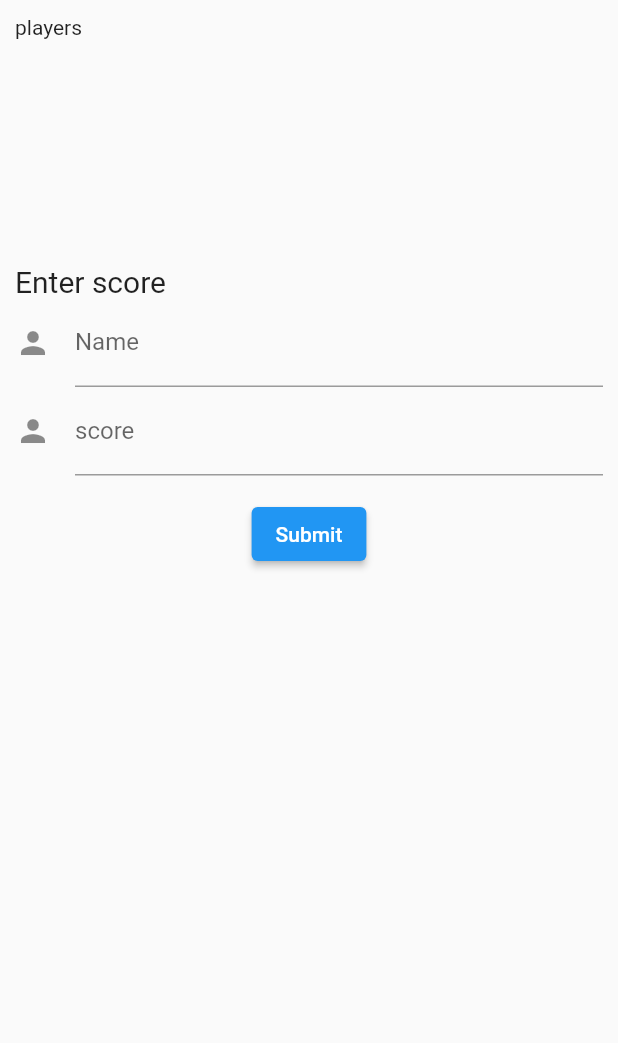
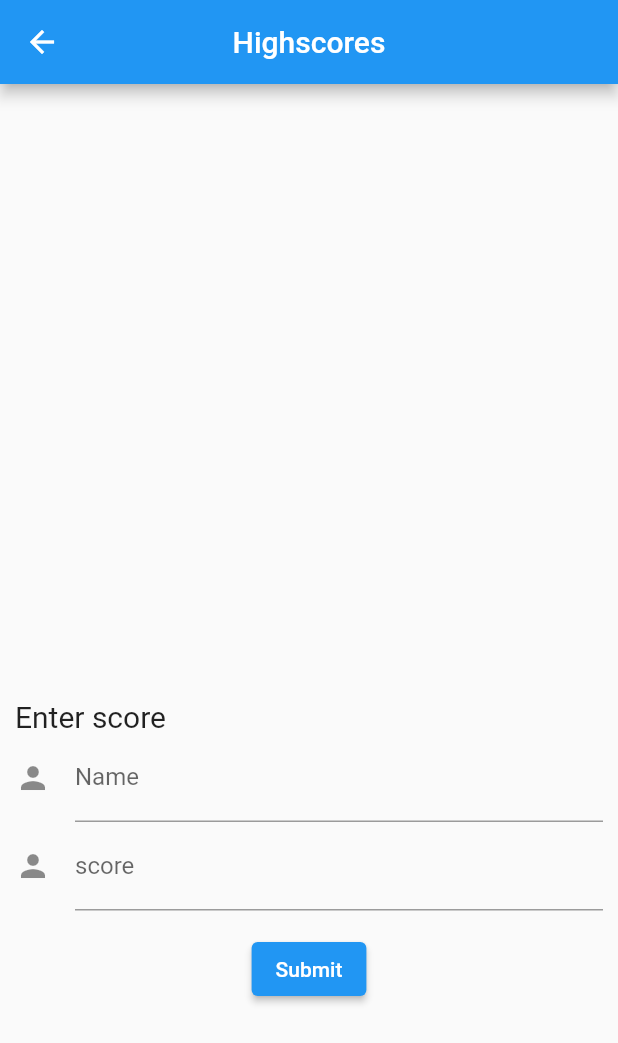
Before and after one commit to gu-tig169-ht21/grupp7, a Flutter app: the screen it shows once a user with an empty profile is signed in, after a tap on "See score", on a phone screen of 412 x 824 dp. Shown: the top 1043 px of the screen. Run offline on Flutter 3.47's test engine with Material 2 defaults, Android fonts, the phone set to English and light mode, and no system bars; our stand-ins replace cloud_firestore, firebase_auth, firebase_core; accounts and stored records are empty; network calls fail.

Commit message:
backup1
Co-authored-by: gusbacte <teoback@users.noreply.github.com>
Co-authored-by: gusfrenal <gusfrenal@users.noreply.github.com>

```diff
--- a/lib/auth_firebase/sign_in.dart
+++ b/lib/auth_firebase/sign_in.dart
@@ -1,6 +1,8 @@
 import 'package:flutter/material.dart';
+import 'package:my_first_app/view/home_page.dart';
 import 'package:provider/provider.dart';
 import 'authentication_service.dart';
+import '../main.dart';
 
 class SignIn extends StatelessWidget {
   SignIn({Key? key}) : super(key: key);
@@ -9,19 +11,155 @@ class SignIn extends StatelessWidget {
 
   @override
   Widget build(BuildContext context) {
+//email field
+    final emailField = TextFormField(
+      autofocus: false,
+      controller: emailController,
+      keyboardType: TextInputType.emailAddress,
+      //vallidator: () {},
+      onSaved: (value) {
+        emailController.text = value!;
+      },
+      textInputAction: TextInputAction.next,
+      decoration: InputDecoration(
+        prefixIcon: const Icon(Icons.mail),
+        contentPadding: const EdgeInsets.fromLTRB(20, 15, 20, 15),
+        hintText: "Email",
+        border: OutlineInputBorder(
+          borderRadius: BorderRadius.circular(10),
+        ),
+      ),
+    );
+
+    final passwordField = TextFormField(
+      autofocus: false,
+      obscureText: true,
+      controller: passwordController,
+      keyboardType: TextInputType.emailAddress,
+      validator: (value) {
+        RegExp regex = new RegExp(r'^.{5,}&');
+        if (value!.isEmpty) {
+          return ("Password is required to login");
+        }
+        if (regex.hasMatch(value)) {
+          return ("Enter valid password");
+        }
+        return null;
+      },
+      onSaved: (value) {
+        passwordController.text = value!;
+      },
+      textInputAction: TextInputAction.done,
+      decoration: InputDecoration(
+        prefixIcon: const Icon(Icons.vpn_key),
+        contentPadding: const EdgeInsets.fromLTRB(20, 15, 20, 15),
+        hintText: "Password",
+        border: OutlineInputBorder(
+          borderRadius: BorderRadius.circular(10),
+        ),
+      ),
+    );
+
+    final loginButton = Material(
+        elevation: 5,
+        borderRadius: BorderRadius.circular(30),
+        color: Colors.redAccent,
+        child: MaterialButton(
+            padding: const EdgeInsets.fromLTRB(20, 15, 20, 15),
+            minWidth: MediaQuery.of(context).size.width,
+            onPressed: () {
+              context.read<AuthenticationService>().signIn(
+                    email: emailController.text.trim(),
+                    password: passwordController.text.trim(),
+                  );
+            },
+            child: const Text('Login',
+                textAlign: TextAlign.center,
+                style: TextStyle(
+                  fontSize: 20,
+                  color: Colors.white,
+                  fontWeight: FontWeight.bold,
+                ))));
+
+    return Scaffold(
+      backgroundColor: Colors.white,
+      body: Center(
+        child: SingleChildScrollView(
+          child: Container(
+            color: Colors.white,
+            padding: const EdgeInsets.all(36.0),
+            child: Column(
+              mainAxisAlignment: MainAxisAlignment.center,
+              crossAxisAlignment: CrossAxisAlignment.center,
+              children: <Widget>[
+                emailField,
+                SizedBox(height: 45),
+                passwordField,
+                SizedBox(height: 45),
+                loginButton,
+                SizedBox(height: 45),
+                Row(
+                    mainAxisAlignment: MainAxisAlignment.center,
+                    children: <Widget>[
+                      const Text('Dont have an account? '),
+                      GestureDetector(
+                        onTap: () {
+                          Navigator.push(
+                              context,
+                              MaterialPageRoute(
+                                  builder: (context) => const HomePage()));
+                        },
+                        child: const Text(
+                          "SignUp",
+                          style: TextStyle(
+                              color: Colors.redAccent,
+                              fontWeight: FontWeight.w600,
+                              fontSize: 15),
+                        ),
+                      ),
+                    ])
+              ],
+            ),
+          ),
+        ),
+      ),
+    );
+  }
+
+
+  }
+
+
+
+
+
+/*
+  @override
+  Widget build(BuildContext context) {
     return Scaffold(
       body: Column(children: [
+        SizedBox(
+          height: 45,
+        ),
         TextField(
           controller: emailController,
           decoration: InputDecoration(
-            labelText: 'Email',
-          ),
+              prefixIcon: Icon(Icons.mail),
+              contentPadding: const EdgeInsets.fromLTRB(20, 15, 20, 15),
+              labelText: 'Email',
+              border: OutlineInputBorder(
+                borderRadius: BorderRadius.circular(10),
+              )),
         ),
         TextField(
           controller: passwordController,
           decoration: InputDecoration(
-            labelText: 'Password',
-          ),
+              prefixIcon: Icon(Icons.vpn_key),
+              contentPadding: const EdgeInsets.fromLTRB(20, 15, 20, 15),
+              labelText: 'Password',
+              border: OutlineInputBorder(
+                borderRadius: BorderRadius.circular(10),
+              )),
         ),
         ElevatedButton(
           onPressed: () {
@@ -45,3 +183,6 @@ class SignIn extends StatelessWidget {
     );
   }
 }
+
+
+*/
--- a/lib/main.dart
+++ b/lib/main.dart
@@ -36,7 +36,7 @@ class MyApp extends StatelessWidget {
           primarySwatch: Colors.blue,
           visualDensity: VisualDensity.adaptivePlatformDensity,
         ),
-        home: AuthenticationWrapper(),
+        home: const AuthenticationWrapper(),
       ),
     );
   }
@@ -50,7 +50,7 @@ class AuthenticationWrapper extends StatelessWidget {
     final firebaseUser = context.watch<User?>();
 
     if (firebaseUser != null) {
-      return HomePage();
+      return const HomePage();
     }
     return SignIn();
   }
--- a/lib/view/result_view.dart
+++ b/lib/view/result_view.dart
@@ -4,6 +4,7 @@
 // import 'dart:io';
 import 'package:flutter/material.dart';
 import 'package:cloud_firestore/cloud_firestore.dart';
+import 'package:my_first_app/view/home_page.dart';
 
 class ScoreCard extends StatefulWidget {
   const ScoreCard({Key? key}) : super(key: key);
@@ -20,14 +21,17 @@ class _ScoreCardState extends State<ScoreCard> {
   @override
   Widget build(BuildContext context) {
     return Scaffold(
+      appBar: AppBar(
+        title: const Text('Highscores'),
+        centerTitle: true,
+      ),
       body: Padding(
         padding: const EdgeInsets.all(10.0),
         child: Column(
           crossAxisAlignment: CrossAxisAlignment.start,
           children: [
-            Text('players'),
             Container(
-              height: 150,
+              height: 400,
               padding: const EdgeInsets.symmetric(vertical: 20),
               child: StreamBuilder<QuerySnapshot>(
                   stream: scorecardTest,
@@ -36,23 +40,44 @@ class _ScoreCardState extends State<ScoreCard> {
                     AsyncSnapshot<QuerySnapshot> snapshot,
                   ) {
                     if (snapshot.hasError) {
-                    return Text('this isnt workin');
+                      return const Text('this isnt workin');
                     }
                     if (snapshot.connectionState == ConnectionState.waiting) {
-                    return Text('Loading');
+                      return const Text('Loading');
                     }
                     final data = snapshot.requireData;
 
-                  return ListView.builder(
+                    return ListView(
+                      shrinkWrap: true,
+                      children: snapshot.data!.docs.map((doc) {
+                        return Card(
+                          child: ListTile(
+                            title: Text((doc.data() as Map)['name'].toString()),
+                            subtitle:
+                                Text((doc.data()! as Map)['score'].toString()),
+                          ),
+                        );
+                      }).toList(),
+
+                      /* return ListView.builder(
                         itemCount: data.size,
                         itemBuilder: (context, index) {
-                      return Text('${data.docs[index]['players']}');
+                          var players = data.docs[index]['players'];
+                          var name = players. name;
+                          var score = players['score'][0];
+                          return Text('$name - $score');
+                        });
+*/
+                      /* return ListView.builder(
+                      itemCount: data.size,
+                      itemBuilder: (context, index) {
+                        return Text('${data.docs[index]['name']}');
                       },
+                    ); */
                     );
-                },
+                  }),
             ),
-            ),
-            Text(
+            const Text(
               'Enter score',
               style: TextStyle(fontSize: 20),
             ),
@@ -124,25 +149,18 @@ class MyCustomFormState extends State<MyCustomForm> {
               onPressed: () {
                 if (_formKey.currentState!.validate()) {
                   ScaffoldMessenger.of(context).showSnackBar(
-                    SnackBar(
+                    const SnackBar(
                       content: Text('uploading score to firebase'),
                     ),
                   );
 
                   scorecardtest
-                      .add({
-                        'players': [
-                          {
-                            'name': name,
-                            'score': [score]
-                          }
-                        ]
-                      })
+                      .add({'name': name, 'score': score})
                       .then((value) => print('User Added'))
                       .catchError((error) => print('failed $error'));
                 }
               },
-              child: Text('Submit'),
+              child: const Text('Submit'),
             ),
           ),
         ],
--- a/lib/view/scorecard_view.dart
+++ b/lib/view/scorecard_view.dart
@@ -112,12 +112,8 @@ class _HomeScreenState extends State<HomeScreen> {
 
     scorecardtest
         .add({
-          'players': [
-            {
-              'name': player.playerName,
-              'score': [player.scoreCount],
-            }
-          ]
+          'name': player.playerName,
+          'score': player.scoreCount,
         })
         .then((value) => print('User Added'))
         .catchError((error) => print('failed $error'));
```
Also changed, not shown: lib/view/addplayerscreen.dart (+4 -5 lines), lib/view/MyCustomForm.dart (added). Lines whose indentation alone changed are shown as unchanged.
